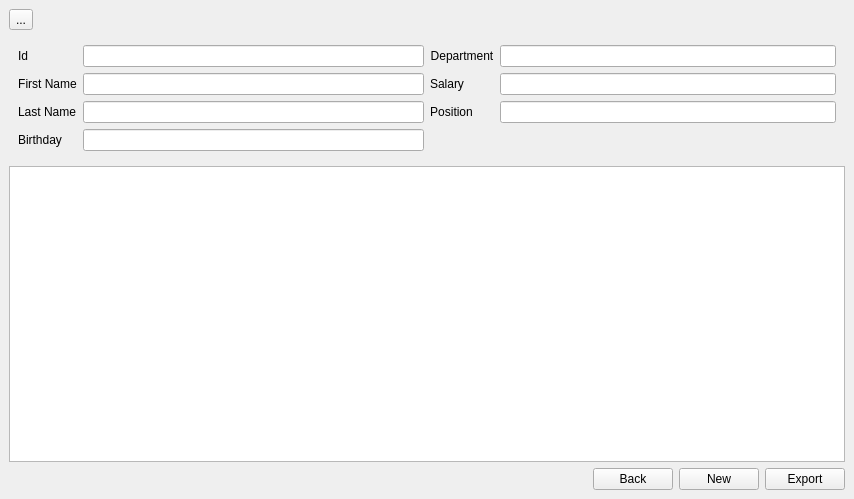
Before: the Qt Designer form UiTest/manage_employees.ui in terjnh/employeeManagementUI, drawn with Qt 5.
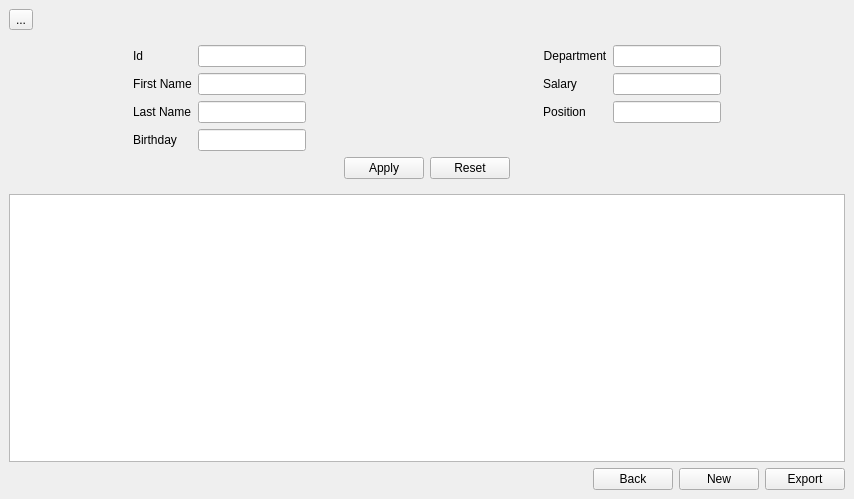
After: the same form once the commit is applied.

Commit message: Main Menu UI added manage employees UI added new employee UI added Salary-Position Log UI added Change Salary UI added Midway through Change Position UI (dialog) [1:15]

```diff
--- a/UiTest/manage_employees.ui
+++ b/UiTest/manage_employees.ui
@@ -14,7 +14,7 @@
    <string>MainWindow</string>
   </property>
   <widget class="QWidget" name="centralwidget">
-   <layout class="QGridLayout" name="gridLayout_2">
+   <layout class="QGridLayout" name="gridLayout_3">
     <item row="0" column="0">
      <layout class="QGridLayout" name="upperGridLayout">
       <item row="0" column="0">
@@ -41,8 +41,21 @@
     </item>
     <item row="1" column="0">
      <widget class="QWidget" name="widget" native="true">
-      <layout class="QGridLayout" name="gridLayout">
+      <layout class="QGridLayout" name="gridLayout_2">
        <item row="0" column="0">
+        <spacer name="horizontalSpacer_5">
+         <property name="orientation">
+          <enum>Qt::Horizontal</enum>
+         </property>
+         <property name="sizeHint" stdset="0">
+          <size>
+           <width>80</width>
+           <height>20</height>
+          </size>
+         </property>
+        </spacer>
+       </item>
+       <item row="0" column="1">
         <layout class="QFormLayout" name="formLayout">
          <item row="0" column="0">
           <widget class="QLabel" name="idLabel">
@@ -55,7 +68,14 @@
           </widget>
          </item>
          <item row="0" column="1">
-          <widget class="QLineEdit" name="idLineEdit"/>
+          <widget class="QLineEdit" name="idLineEdit">
+           <property name="maximumSize">
+            <size>
+             <width>300</width>
+             <height>16777215</height>
+            </size>
+           </property>
+          </widget>
          </item>
          <item row="1" column="0">
           <widget class="QLabel" name="firstNameLabel">
@@ -68,7 +88,14 @@
           </widget>
          </item>
          <item row="1" column="1">
-          <widget class="QLineEdit" name="firstNameLineEdit"/>
+          <widget class="QLineEdit" name="firstNameLineEdit">
+           <property name="maximumSize">
+            <size>
+             <width>300</width>
+             <height>16777215</height>
+            </size>
+           </property>
+          </widget>
          </item>
          <item row="2" column="0">
           <widget class="QLabel" name="lastNameLabel">
@@ -81,7 +108,14 @@
           </widget>
          </item>
          <item row="2" column="1">
-          <widget class="QLineEdit" name="lastNameLineEdit"/>
+          <widget class="QLineEdit" name="lastNameLineEdit">
+           <property name="maximumSize">
+            <size>
+             <width>300</width>
+             <height>16777215</height>
+            </size>
+           </property>
+          </widget>
          </item>
          <item row="3" column="0">
           <widget class="QLabel" name="birthdayLabel">
@@ -95,6 +129,12 @@
          </item>
          <item row="3" column="1">
           <widget class="QLineEdit" name="birthdayLineEdit">
+           <property name="maximumSize">
+            <size>
+             <width>300</width>
+             <height>16777215</height>
+            </size>
+           </property>
            <property name="text">
             <string/>
            </property>
@@ -102,7 +142,33 @@
          </item>
         </layout>
        </item>
-       <item row="0" column="1">
+       <item row="0" column="2">
+        <spacer name="horizontalSpacer_6">
+         <property name="orientation">
+          <enum>Qt::Horizontal</enum>
+         </property>
+         <property name="sizeHint" stdset="0">
+          <size>
+           <width>79</width>
+           <height>20</height>
+          </size>
+         </property>
+        </spacer>
+       </item>
+       <item row="0" column="3">
+        <spacer name="horizontalSpacer_7">
+         <property name="orientation">
+          <enum>Qt::Horizontal</enum>
+         </property>
+         <property name="sizeHint" stdset="0">
+          <size>
+           <width>80</width>
+           <height>20</height>
+          </size>
+         </property>
+        </spacer>
+       </item>
+       <item row="0" column="4">
         <layout class="QFormLayout" name="formLayout_2">
          <item row="0" column="0">
           <widget class="QLabel" name="departmentLabel">
@@ -115,7 +181,14 @@
           </widget>
          </item>
          <item row="0" column="1">
-          <widget class="QLineEdit" name="departmentLineEdit"/>
+          <widget class="QLineEdit" name="departmentLineEdit">
+           <property name="maximumSize">
+            <size>
+             <width>300</width>
+             <height>16777215</height>
+            </size>
+           </property>
+          </widget>
          </item>
          <item row="1" column="0">
           <widget class="QLabel" name="salaryLabel">
@@ -128,7 +201,14 @@
           </widget>
          </item>
          <item row="1" column="1">
-          <widget class="QLineEdit" name="salaryLineEdit"/>
+          <widget class="QLineEdit" name="salaryLineEdit">
+           <property name="maximumSize">
+            <size>
+             <width>300</width>
+             <height>16777215</height>
+            </size>
+           </property>
+          </widget>
          </item>
          <item row="2" column="0">
           <widget class="QLabel" name="positionLabel">
@@ -142,6 +222,12 @@
          </item>
          <item row="2" column="1">
           <widget class="QLineEdit" name="positionLineEdit">
+           <property name="maximumSize">
+            <size>
+             <width>300</width>
+             <height>16777215</height>
+            </size>
+           </property>
            <property name="text">
             <string/>
            </property>
@@ -149,6 +235,63 @@
          </item>
         </layout>
        </item>
+       <item row="0" column="5">
+        <spacer name="horizontalSpacer_8">
+         <property name="orientation">
+          <enum>Qt::Horizontal</enum>
+         </property>
+         <property name="sizeHint" stdset="0">
+          <size>
+           <width>79</width>
+           <height>20</height>
+          </size>
+         </property>
+        </spacer>
+       </item>
+       <item row="1" column="0" colspan="6">
+        <layout class="QGridLayout" name="gridLayout">
+         <item row="0" column="0">
+          <spacer name="horizontalSpacer_3">
+           <property name="orientation">
+            <enum>Qt::Horizontal</enum>
+           </property>
+           <property name="sizeHint" stdset="0">
+            <size>
+             <width>40</width>
+             <height>20</height>
+            </size>
+           </property>
+          </spacer>
+         </item>
+         <item row="0" column="1">
+          <widget class="QPushButton" name="applyButton">
+           <property name="text">
+            <string>Apply</string>
+           </property>
+          </widget>
+         </item>
+         <item row="0" column="2">
+          <widget class="QPushButton" name="resetButton">
+           <property name="text">
+            <string>Reset</string>
+           </property>
+          </widget>
+         </item>
+         <item row="0" column="3">
+          <spacer name="horizontalSpacer_4">
+           <property name="orientation">
+            <enum>Qt::Horizontal</enum>
+           </property>
+           <property name="sizeHint" stdset="0">
+            <size>
+             <width>40</width>
+             <height>20</height>
+            </size>
+           </property>
+          </spacer>
+         </item>
+        </layout>
+       </item>
       </layout>
      </widget>
     </item>
```
The commit also changes 6 other files.
